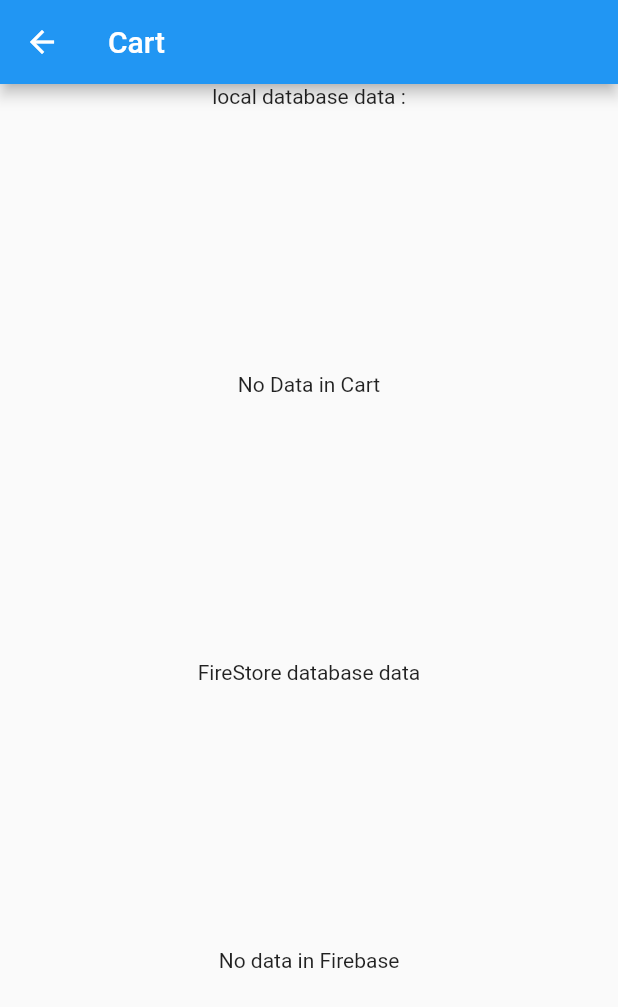
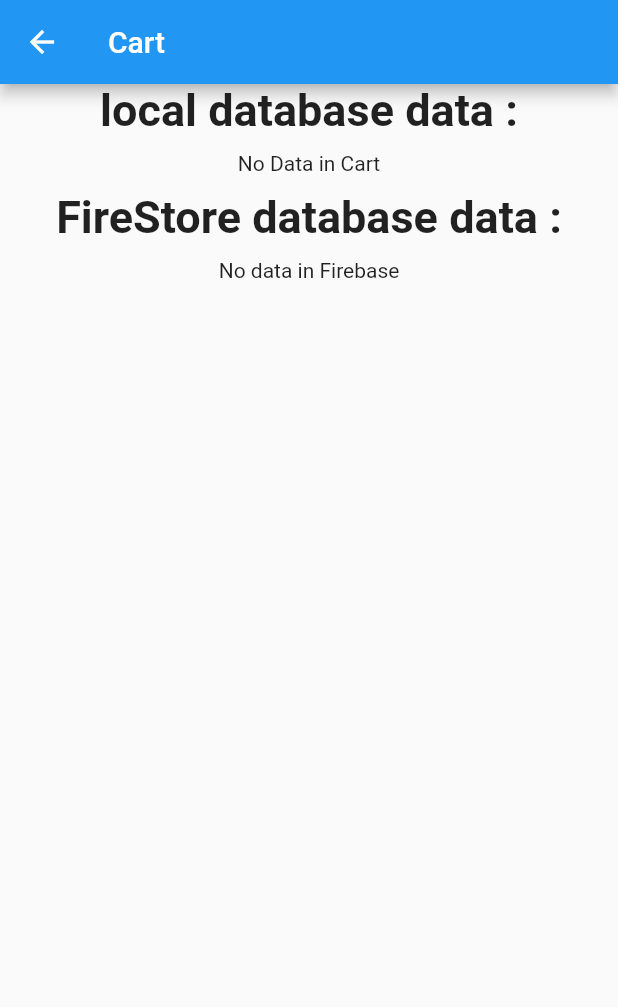
Before and after one commit to divyang-mobio/assignment, a Flutter app: the screen it shows after launch, after a tap on the "shopping cart" icon, on a phone screen of 412 x 824 dp. Shown: the top 1007 px of the screen. Run offline on Flutter 3.47's test engine with Material 2 defaults, Android fonts, the phone set to English and light mode, and no system bars; our stand-ins replace badges, bloc, cloud_firestore, firebase_core, flutter_bloc, sqflite; accounts and stored records are empty; generated files the repository leaves out were written again.

Commit message:
add fire base

```diff
--- a/lib/screens/favorite_screen.dart
+++ b/lib/screens/favorite_screen.dart
@@ -14,14 +14,23 @@ class FavoriteScreen extends StatelessWidget {
         if (state is FavoriteLoading) {
           return const Center(child: CircularProgressIndicator.adaptive());
         } else if (state is FavoriteLoaded) {
-          return Column(
-            mainAxisAlignment: MainAxisAlignment.start,
-            children: [
-              const Text("local database data :"),
-              Expanded(child: listData(state.favoriteData , true)),
-              const Text("FireStore database data"),
-              Expanded(child: listData(state.fireStoreData , false))
-            ],
+          return SingleChildScrollView(
+            child: Column(
+              mainAxisAlignment: MainAxisAlignment.start,
+              children: [
+                const Text("local database data :",
+                    style:
+                        TextStyle(fontSize: 30, fontWeight: FontWeight.bold)),
+                const SizedBox(height: 10),
+                listData(state.favoriteData, true, true),
+                const SizedBox(height: 10),
+                const Text("FireStore database data :",
+                    style:
+                        TextStyle(fontSize: 30, fontWeight: FontWeight.bold)),
+                const SizedBox(height: 10),
+                listData(state.fireStoreData, false, true)
+              ],
+            ),
           );
         } else if (state is FavoriteError) {
           return const Center(child: Text('error :('));
--- a/lib/screens/home_screen.dart
+++ b/lib/screens/home_screen.dart
@@ -36,7 +36,7 @@ class MyHomePage extends StatelessWidget {
           if (state is DataFetchLoading) {
             return const Center(child: CircularProgressIndicator.adaptive());
           } else if (state is DataFetchLoaded) {
-            return listData(state.data, false);
+            return listData(state.data, false , false);
           } else if (state is DataFetchError) {
             return const Center(child: Text('error :('));
           } else {
--- a/lib/screens/listview.dart
+++ b/lib/screens/listview.dart
@@ -1,11 +1,14 @@
+
 import 'package:flutter/material.dart';
 import 'package:flutter_bloc/flutter_bloc.dart';
 import '../controller/favorite_bloc.dart';
 import '../model/data_model.dart';
 
-listData(List<DataModel> data, bool isLocalDatabase) {
+listData(List<DataModel> data, bool isLocalDatabase , bool isFavoriteScreen) {
   return (data.isNotEmpty)
       ? ListView.builder(
+    shrinkWrap:(isFavoriteScreen) ? true : false,
+          physics: (isFavoriteScreen) ? const NeverScrollableScrollPhysics() : null,
           itemCount: data.length,
           itemBuilder: (context, index) => GestureDetector(
             onDoubleTap: () => BlocProvider.of<FavoriteBloc>(context).add(
--- a/lib/utils/firestore_database.dart
+++ b/lib/utils/firestore_database.dart
@@ -7,12 +7,11 @@ class FirebaseDatabase {
   void addDataFirebase(DataModel dataModel) async {
     await instance
         .doc(dataModel.name)
-        .set(dataModel.toJson())
-        .whenComplete(() => print("added"));
+        .set(dataModel.toJson());
   }
 
   void deleteDataFirebase(String name) async {
-    await instance.doc(name).delete().whenComplete(() => print("delete data"));
+    await instance.doc(name).delete();
   }
 
   Future<List<DataModel>> allDataFirebase() async {
```
